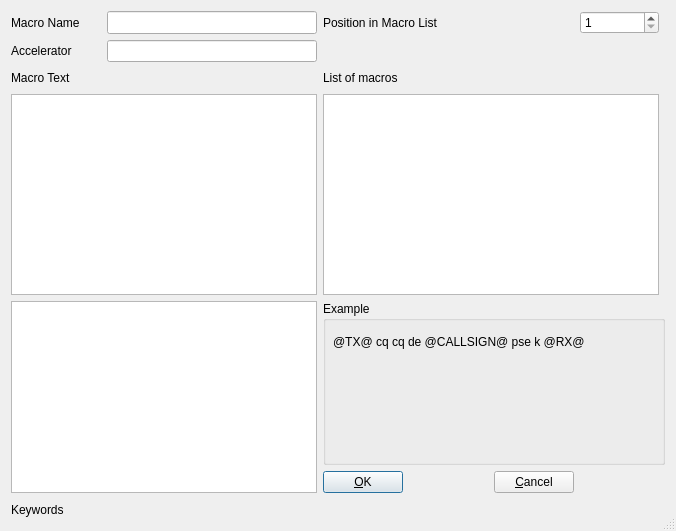
Qt form trunk/gui/addmacro.ui (dl1ksv/linpsk) before a commit.
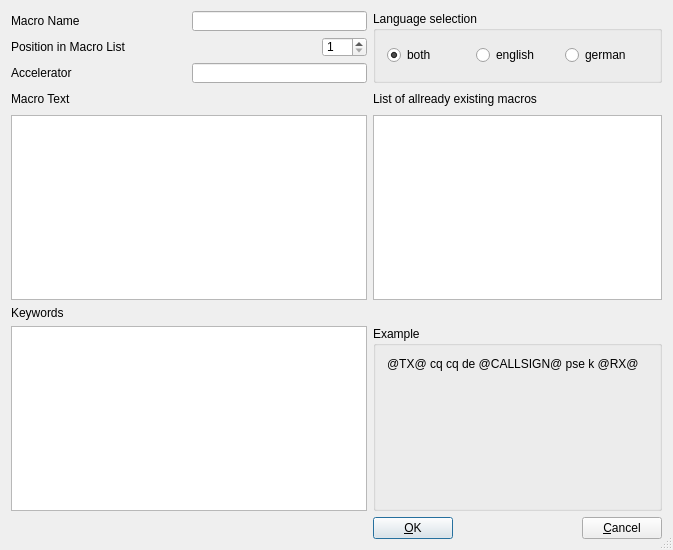
The same form after that commit.

Diff of the .ui file:
```diff
--- a/trunk/gui/addmacro.ui
+++ b/trunk/gui/addmacro.ui
@@ -6,8 +6,8 @@
    <rect>
     <x>0</x>
     <y>0</y>
-    <width>676</width>
-    <height>531</height>
+    <width>673</width>
+    <height>550</height>
    </rect>
   </property>
   <property name="sizePolicy">
@@ -36,6 +36,8 @@
   </property>
   <layout class="QGridLayout" name="gridLayout">
    <item row="0" column="0" colspan="2">
+    <layout class="QHBoxLayout" name="horizontalLayout">
+     <item>
     <widget class="QLabel" name="textLabel1">
      <property name="minimumSize">
       <size>
@@ -54,7 +56,7 @@
      </property>
     </widget>
    </item>
-   <item row="0" column="2">
+     <item>
     <widget class="QLineEdit" name="MacroName">
      <property name="sizePolicy">
       <sizepolicy hsizetype="Preferred" vsizetype="Preferred">
@@ -64,13 +66,59 @@
      </property>
      <property name="minimumSize">
       <size>
-       <width>210</width>
+         <width>150</width>
        <height>20</height>
       </size>
      </property>
     </widget>
    </item>
-   <item row="0" column="3" colspan="2">
+    </layout>
+   </item>
+   <item row="0" column="2" rowspan="3">
+    <widget class="QGroupBox" name="groupBox_2">
+     <property name="title">
+      <string>Language selection</string>
+     </property>
+     <layout class="QHBoxLayout" name="horizontalLayout_3">
+      <item>
+       <widget class="QRadioButton" name="lang0">
+        <property name="text">
+         <string>both</string>
+        </property>
+        <property name="checked">
+         <bool>true</bool>
+        </property>
+        <attribute name="buttonGroup">
+         <string notr="true">bG</string>
+        </attribute>
+       </widget>
+      </item>
+      <item>
+       <widget class="QRadioButton" name="lang1">
+        <property name="text">
+         <string>english</string>
+        </property>
+        <attribute name="buttonGroup">
+         <string notr="true">bG</string>
+        </attribute>
+       </widget>
+      </item>
+      <item>
+       <widget class="QRadioButton" name="lang2">
+        <property name="text">
+         <string>german</string>
+        </property>
+        <attribute name="buttonGroup">
+         <string notr="true">bG</string>
+        </attribute>
+       </widget>
+      </item>
+     </layout>
+    </widget>
+   </item>
+   <item row="1" column="0" colspan="2">
+    <layout class="QHBoxLayout" name="horizontalLayout_2">
+     <item>
     <widget class="QLabel" name="textLabel2">
      <property name="minimumSize">
       <size>
@@ -86,20 +134,20 @@
      </property>
     </widget>
    </item>
-   <item row="0" column="5">
+     <item>
     <spacer name="horizontalSpacer_5">
      <property name="orientation">
       <enum>Qt::Horizontal</enum>
      </property>
      <property name="sizeHint" stdset="0">
       <size>
-       <width>72</width>
+         <width>31</width>
        <height>20</height>
       </size>
      </property>
     </spacer>
    </item>
-   <item row="0" column="6">
+     <item>
     <widget class="QSpinBox" name="Position">
      <property name="minimumSize">
       <size>
@@ -112,7 +160,9 @@
      </property>
     </widget>
    </item>
-   <item row="1" column="0" colspan="2">
+    </layout>
+   </item>
+   <item row="2" column="0">
     <widget class="QLabel" name="textLabel1_3">
      <property name="minimumSize">
       <size>
@@ -128,7 +178,7 @@
      </property>
     </widget>
    </item>
-   <item row="1" column="2">
+   <item row="2" column="1">
     <widget class="QLineEdit" name="Accelerator">
      <property name="sizePolicy">
       <sizepolicy hsizetype="Preferred" vsizetype="Preferred">
@@ -138,26 +188,13 @@
      </property>
      <property name="minimumSize">
       <size>
-       <width>210</width>
+       <width>50</width>
        <height>20</height>
       </size>
      </property>
     </widget>
    </item>
-   <item row="1" column="4">
-    <spacer name="horizontalSpacer_4">
-     <property name="orientation">
-      <enum>Qt::Horizontal</enum>
-     </property>
-     <property name="sizeHint" stdset="0">
-      <size>
-       <width>72</width>
-       <height>20</height>
-      </size>
-     </property>
-    </spacer>
-   </item>
-   <item row="2" column="0">
+   <item row="3" column="0">
     <widget class="QLabel" name="textLabel3">
      <property name="minimumSize">
       <size>
@@ -176,7 +213,7 @@
      </property>
     </widget>
    </item>
-   <item row="2" column="3">
+   <item row="3" column="2">
     <widget class="QLabel" name="textLabel4">
      <property name="minimumSize">
       <size>
@@ -185,14 +222,14 @@
       </size>
      </property>
      <property name="text">
-      <string>List of macros</string>
+      <string>List of allready existing macros</string>
      </property>
      <property name="wordWrap">
       <bool>false</bool>
      </property>
     </widget>
    </item>
-   <item row="3" column="0" colspan="3">
+   <item row="4" column="0" colspan="2">
     <widget class="QTextEdit" name="MacroDefinition">
      <property name="sizePolicy">
       <sizepolicy hsizetype="Preferred" vsizetype="Preferred">
@@ -202,75 +239,10 @@
      </property>
     </widget>
    </item>
-   <item row="3" column="3" colspan="4">
+   <item row="4" column="2">
     <widget class="QListView" name="MacroDisplay"/>
    </item>
-   <item row="4" column="0" rowspan="2" colspan="3">
-    <widget class="QListView" name="KeywordDisplay">
-     <property name="sizePolicy">
-      <sizepolicy hsizetype="Preferred" vsizetype="Preferred">
-       <horstretch>0</horstretch>
-       <verstretch>0</verstretch>
-      </sizepolicy>
-     </property>
-    </widget>
-   </item>
-   <item row="5" column="3">
-    <widget class="QPushButton" name="buttonOk">
-     <property name="text">
-      <string>&amp;OK</string>
-     </property>
-     <property name="shortcut">
-      <string/>
-     </property>
-     <property name="autoDefault">
-      <bool>true</bool>
-     </property>
-     <property name="default">
-      <bool>true</bool>
-     </property>
-    </widget>
-   </item>
-   <item row="5" column="4">
-    <spacer name="horizontalSpacer">
-     <property name="orientation">
-      <enum>Qt::Horizontal</enum>
-     </property>
-     <property name="sizeHint" stdset="0">
-      <size>
-       <width>72</width>
-       <height>22</height>
-      </size>
-     </property>
-    </spacer>
-   </item>
-   <item row="5" column="5">
-    <widget class="QPushButton" name="buttonCancel">
-     <property name="text">
-      <string>&amp;Cancel</string>
-     </property>
-     <property name="shortcut">
-      <string/>
-     </property>
-     <property name="autoDefault">
-      <bool>true</bool>
-     </property>
-    </widget>
-   </item>
-   <item row="5" column="6">
-    <spacer name="horizontalSpacer_2">
-     <property name="orientation">
-      <enum>Qt::Horizontal</enum>
-     </property>
-     <property name="sizeHint" stdset="0">
-      <size>
-       <width>71</width>
-       <height>22</height>
-      </size>
-     </property>
-    </spacer>
-   </item>
-   <item row="6" column="0">
+   <item row="5" column="0">
     <widget class="QLabel" name="textLabel1_2">
      <property name="text">
       <string>Keywords</string>
@@ -280,49 +252,24 @@
      </property>
     </widget>
    </item>
-   <item row="6" column="1" colspan="2">
-    <spacer>
-     <property name="orientation">
-      <enum>Qt::Horizontal</enum>
+   <item row="6" column="0" colspan="2">
+    <widget class="QListView" name="KeywordDisplay">
+     <property name="sizePolicy">
+      <sizepolicy hsizetype="Preferred" vsizetype="Preferred">
+       <horstretch>0</horstretch>
+       <verstretch>0</verstretch>
+      </sizepolicy>
      </property>
-     <property name="sizeType">
-      <enum>QSizePolicy::Expanding</enum>
-     </property>
-     <property name="sizeHint" stdset="0">
-      <size>
-       <width>237</width>
-       <height>21</height>
-      </size>
-     </property>
-    </spacer>
+    </widget>
    </item>
-   <item row="6" column="3" colspan="5">
-    <spacer name="horizontalSpacer_3">
-     <property name="orientation">
-      <enum>Qt::Horizontal</enum>
-     </property>
-     <property name="sizeHint" stdset="0">
-      <size>
-       <width>338</width>
-       <height>21</height>
-      </size>
-     </property>
-    </spacer>
-   </item>
-   <item row="4" column="3" colspan="5">
+   <item row="6" column="2">
     <widget class="QGroupBox" name="groupBox">
      <property name="title">
       <string>Example</string>
      </property>
+     <layout class="QFormLayout" name="formLayout">
+      <item row="0" column="0">
      <widget class="QLabel" name="textLabel6">
-      <property name="geometry">
-       <rect>
-        <x>10</x>
-        <y>20</y>
-        <width>281</width>
-        <height>41</height>
-       </rect>
-      </property>
       <property name="frameShape">
        <enum>QFrame::NoFrame</enum>
       </property>
@@ -339,8 +286,69 @@
        <bool>false</bool>
       </property>
      </widget>
+      </item>
+     </layout>
     </widget>
    </item>
+   <item row="7" column="0" colspan="2">
+    <spacer name="horizontalSpacer_2">
+     <property name="orientation">
+      <enum>Qt::Horizontal</enum>
+     </property>
+     <property name="sizeHint" stdset="0">
+      <size>
+       <width>356</width>
+       <height>20</height>
+      </size>
+     </property>
+    </spacer>
+   </item>
+   <item row="7" column="2">
+    <layout class="QHBoxLayout" name="horizontalLayout_4">
+     <item>
+      <widget class="QPushButton" name="buttonOk">
+       <property name="text">
+        <string>&amp;OK</string>
+       </property>
+       <property name="shortcut">
+        <string/>
+       </property>
+       <property name="autoDefault">
+        <bool>true</bool>
+       </property>
+       <property name="default">
+        <bool>true</bool>
+       </property>
+      </widget>
+     </item>
+     <item>
+      <spacer name="horizontalSpacer">
+       <property name="orientation">
+        <enum>Qt::Horizontal</enum>
+       </property>
+       <property name="sizeHint" stdset="0">
+        <size>
+         <width>72</width>
+         <height>22</height>
+        </size>
+       </property>
+      </spacer>
+     </item>
+     <item>
+      <widget class="QPushButton" name="buttonCancel">
+       <property name="text">
+        <string>&amp;Cancel</string>
+       </property>
+       <property name="shortcut">
+        <string/>
+       </property>
+       <property name="autoDefault">
+        <bool>true</bool>
+       </property>
+      </widget>
+     </item>
+    </layout>
+   </item>
   </layout>
  </widget>
  <layoutdefault spacing="6" margin="11"/>
```
Left out of the diff: 22 changed lines with no effect on the pictures. Lines whose indentation alone changed are shown as unchanged.
